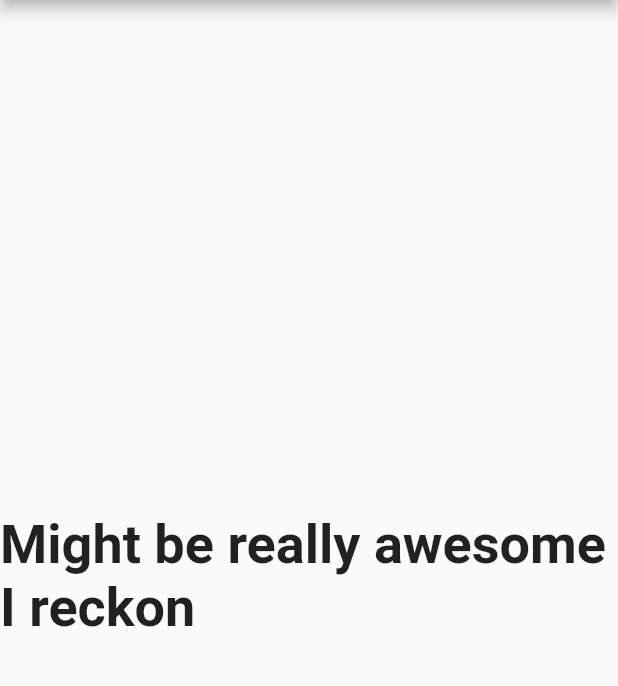
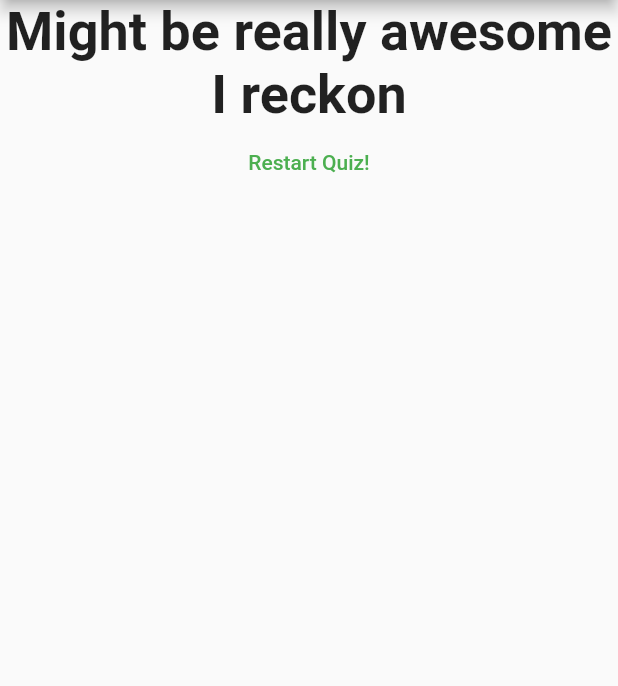
Before and after one commit to Freddy10035/simple-personality-app, a Flutter app: the screen it shows after launch, after a tap on "black", after a tap on "cat", after a tap on "Dex", on a phone screen of 412 x 824 dp, the part 84-770 px from its top. Run offline on Flutter 3.47's test engine with Material 2 defaults, Android fonts, the phone set to English and light mode, and no system bars.

Commit message:
implemented Refresh

```diff
--- a/lib/main.dart
+++ b/lib/main.dart
@@ -51,9 +51,16 @@
   var _questionIndex = 0;
   var _totalScore = 0;
 
+  void _resetQuiz() {
+setState(() {
+    _questionIndex = 0;
+    _totalScore = 0;
 
+});
 
-   void _answerQuestions(int score) {
+  }
+
+  void _answerQuestions(int score) {
     _totalScore = _totalScore + score;
 
     setState(() {
@@ -78,7 +85,7 @@
                 questionIndex: _questionIndex,
                 questions: _questions,
               )
-            : Result(_totalScore),
+            : Result(_totalScore, _resetQuiz),
       ),
     );
   }
--- a/lib/result.dart
+++ b/lib/result.dart
@@ -4,7 +4,9 @@
   //const Result({super.key});
 
   final int resultScore;
-  Result(this.resultScore);
+  final VoidCallback resetHandler;
+
+  Result(this.resultScore, this.resetHandler);
 
   String get resultPhrase {
     String resultText;
@@ -24,9 +26,21 @@
   @override
   Widget build(BuildContext context) {
     return Center(
-      child: Text(
-        resultPhrase,
-        style: TextStyle(fontSize: 36, fontWeight: FontWeight.bold),
+      child: Column(
+        children: [
+          Text(
+            resultPhrase,
+            style: TextStyle(fontSize: 36, fontWeight: FontWeight.bold),
+            textAlign: TextAlign.center,
+          ),
+          TextButton(
+            onPressed: resetHandler,
+            style: ButtonStyle(
+                foregroundColor:
+                    MaterialStateProperty.all<Color>(Colors.green)),
+            child: Text('Restart Quiz!'),
+          )
+        ],
       ),
     );
   }
```
